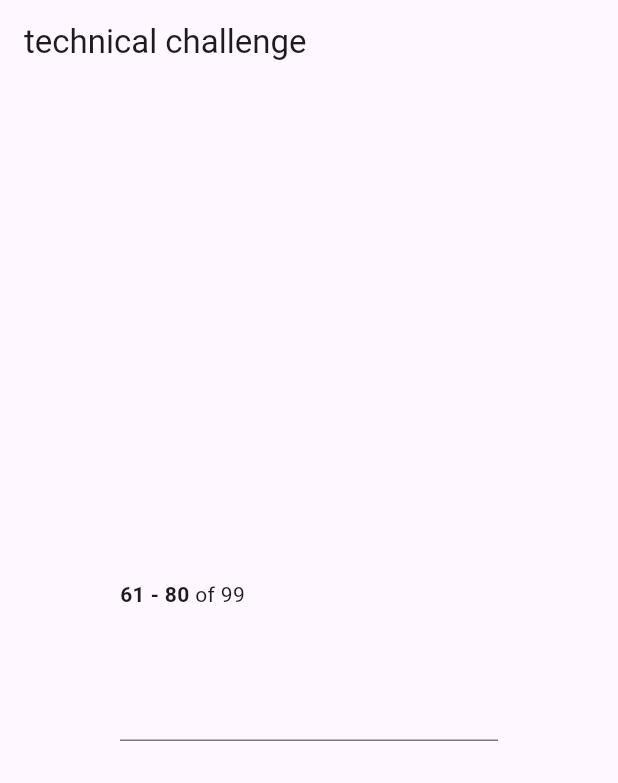
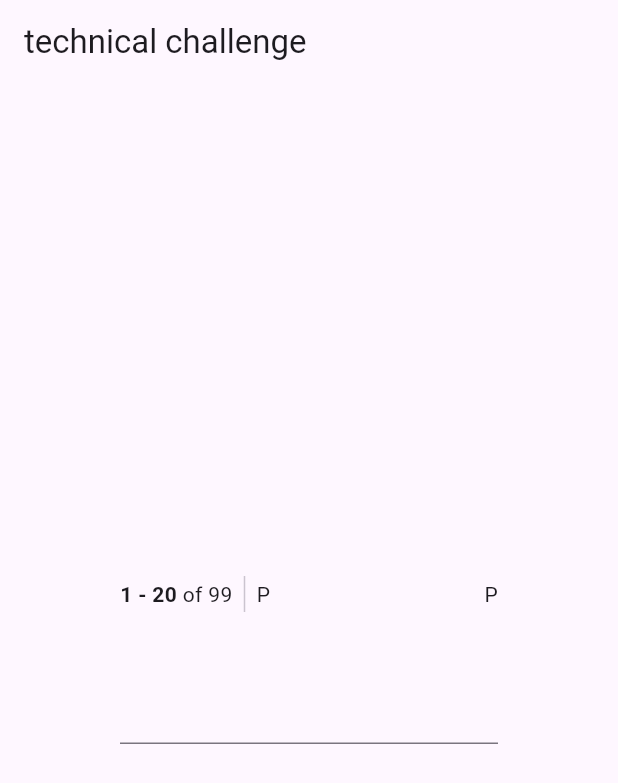
Before and after one commit to mark33699/guidoor_challenge, a Flutter app: the screen it shows after launch, on a phone screen of 412 x 824 dp. Shown: the top 783 px of the screen. Run offline on Flutter 3.47's test engine with Material 2 defaults, Android fonts, the light colour scheme and no system bars.

Commit message:
Update PaginationToolbar add previous/next button

```diff
--- a/lib/pagination_toolbar.dart
+++ b/lib/pagination_toolbar.dart
@@ -16,23 +16,30 @@ class _PaginationToolbarState extends State<PaginationToolbar> {
   int _start = 1;
   int _end = 0;
   int _totalCount = 0;
-  int _currentPage = 4;
+  int _currentPage = 1;
 
   @override
   Widget build(BuildContext context) {
     _totalCount = widget.totalCount;
     final currentMaxCount = _currentPage * pageSize;
-    _start = _start + ((_currentPage - 1) * pageSize);
+    _start = 1 + ((_currentPage - 1) * pageSize);
     if (_totalCount <= pageSize || _totalCount <= currentMaxCount) {
       _end = _totalCount;
     } else {
       _end = currentMaxCount;
     }
 
-    return Row(
-      children: [
-        _buildCount()
-      ],
+    return SizedBox(
+      height: 24,
+      child: Row(
+        mainAxisSize: MainAxisSize.max,
+        mainAxisAlignment: MainAxisAlignment.center,
+        children: [
+          _buildCount(),
+          VerticalDivider(),
+          Expanded(child: _buildPageController())
+        ],
+      ),
     );
   }
 
@@ -47,4 +54,37 @@ class _PaginationToolbarState extends State<PaginationToolbar> {
     );
   }
 
+  Widget _buildPageController() {
+    return Row(
+      mainAxisAlignment: MainAxisAlignment.spaceBetween,
+      children: [
+        PageButton(
+            type: PageButtonType.previous,
+            onTap: () => setState(() => _currentPage -= 1)
+        ),
+        PageButton(
+            type: PageButtonType.next,
+            onTap: () => setState(() => _currentPage += 1)
+        ),
+      ],
+    );
+  }
+
 }
+
+enum PageButtonType {first, previous, next, last}
+
+class PageButton extends StatelessWidget {
+  const PageButton({Key? key, required this.type, required this.onTap}) : super(key: key);
+
+  final PageButtonType type;
+  final GestureTapCallback? onTap;
+
+  @override
+  Widget build(BuildContext context) {
+    return GestureDetector(
+      child: Text('P'),
+      onTap: onTap,
+    );
+  }
+}
```
